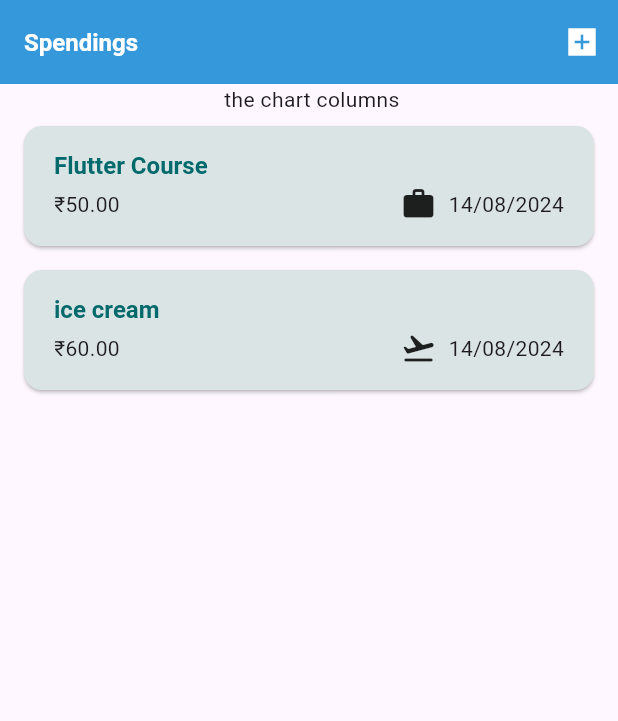
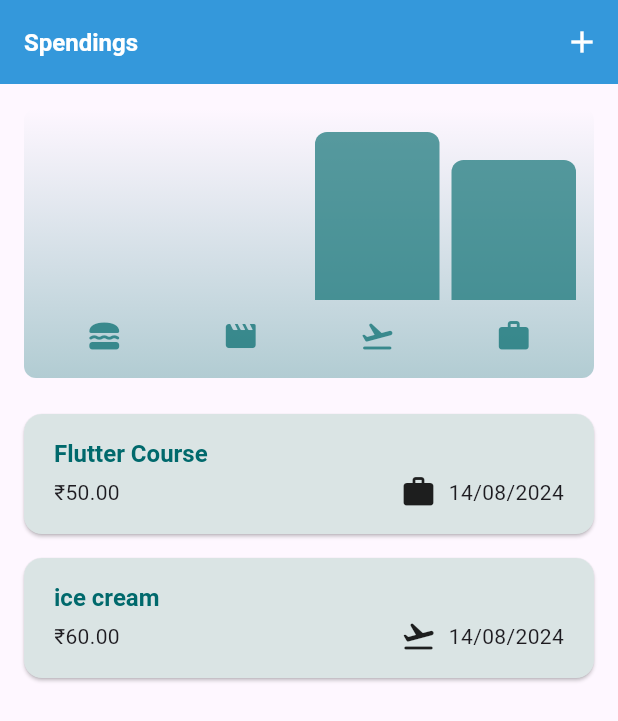
Before and after one commit to PranavPaliwal/Spendings, a Flutter app: the screen it shows after launch, on a phone screen of 412 x 824 dp. Shown: the top 721 px of the screen. Run offline on Flutter 3.47's test engine with Material 3 defaults, Android fonts, the phone set to English and light mode, and no system bars.

Commit message:
Development Phase Commit

```diff
--- a/lib/main.dart
+++ b/lib/main.dart
@@ -5,9 +5,31 @@ var kColorScheme = ColorScheme.fromSeed(
   seedColor:const Color(0xFF48B5B8), // Blue-green seed color
 );
 
+var kDarkColorScheme=ColorScheme.fromSeed(
+  brightness: Brightness.dark,
+
+  seedColor: const Color.fromARGB(255, 5, 99, 125),
+  );
+
+
 void main() {
   runApp(
     MaterialApp(
+      darkTheme: ThemeData.dark().copyWith(
+        colorScheme: kDarkColorScheme,
+         cardTheme: CardTheme().copyWith(
+          color: kDarkColorScheme.surfaceVariant,
+          margin: const EdgeInsets.symmetric(
+            horizontal: 16,
+            vertical: 8,)
+          ),
+          elevatedButtonTheme: ElevatedButtonThemeData(
+          style: ElevatedButton.styleFrom(
+            backgroundColor: kColorScheme.primary,
+            foregroundColor: Colors.white, // White text color for better visibility
+          ),
+        ),
+      ),
       theme: ThemeData().copyWith(
         colorScheme: kColorScheme,
         appBarTheme: const AppBarTheme().copyWith(
@@ -35,6 +57,7 @@ void main() {
           ),
         ),
       ),
+      // themeMode: ThemeMode.system,//
       home: const Expenses(),
     ),
   );
--- a/lib/models/expense.dart
+++ b/lib/models/expense.dart
@@ -34,3 +34,27 @@ class Expense {
     return formatter.format(date);
   }
 }
+
+class ExpenseBucket{
+
+ const ExpenseBucket({
+  required this.expenses,
+  required this.category,
+  });
+
+  ExpenseBucket.forCategory(List<Expense> allExpense, this.category)
+  : expenses = allExpense.where((expense) => expense.category == category).toList();
+
+
+  final List<Expense> expenses;
+  final Category category;
+
+  double get totalExpense{
+    double sum=0;
+    for (final expense in expenses) {
+      sum+=expense.amount;
+  }
+  return sum;
+
+}
+}
--- /dev/null
+++ b/lib/widgets/chart/chart.dart
@@ -0,0 +1,95 @@
+import 'package:flutter/material.dart';
+
+import 'package:spendings/widgets/chart/chart_bar.dart';
+import 'package:spendings/models/expense.dart';
+
+class Chart extends StatelessWidget {
+  const Chart({super.key, required this.expenses});
+
+  final List<Expense> expenses;
+
+  List<ExpenseBucket> get buckets {
+    return [
+      ExpenseBucket.forCategory(expenses, Category.food),
+      ExpenseBucket.forCategory(expenses, Category.leisure),
+      ExpenseBucket.forCategory(expenses, Category.travel),
+      ExpenseBucket.forCategory(expenses, Category.work),
+    ];
+  }
+
+  double get maxTotalExpense {
+    double maxTotalExpense = 0;
+
+    for (final bucket in buckets) {
+      if (bucket.totalExpense> maxTotalExpense) {
+        maxTotalExpense = bucket.totalExpense;
+      }
+    }
+
+    return maxTotalExpense;
+  }
+
+  @override
+  Widget build(BuildContext context) {
+    final isDarkMode =
+        MediaQuery.of(context).platformBrightness == Brightness.dark;
+    return Container(
+      margin: const EdgeInsets.all(16),
+      padding: const EdgeInsets.symmetric(
+        vertical: 16,
+        horizontal: 8,
+      ),
+      width: double.infinity,
+      height: 180,
+      decoration: BoxDecoration(
+        borderRadius: BorderRadius.circular(8),
+        gradient: LinearGradient(
+          colors: [
+            Theme.of(context).colorScheme.primary.withOpacity(0.3),
+            Theme.of(context).colorScheme.primary.withOpacity(0.0)
+          ],
+          begin: Alignment.bottomCenter,
+          end: Alignment.topCenter,
+        ),
+      ),
+      child: Column(
+        children: [
+          Expanded(
+            child: Row(
+              crossAxisAlignment: CrossAxisAlignment.end,
+              children: [
+                for (final bucket in buckets) // alternative to map()
+                  ChartBar(
+                    fill: bucket.totalExpense == 0
+                        ? 0
+                        : bucket.totalExpense / maxTotalExpense,
+                  )
+              ],
+            ),
+          ),
+          const SizedBox(height: 12),
+          Row(
+            children: buckets
+                .map(
+                  (bucket) => Expanded(
+                    child: Padding(
+                      padding: const EdgeInsets.symmetric(horizontal: 4),
+                      child: Icon(
+                        categoryIcons[bucket.category],
+                        color: isDarkMode
+                            ? Theme.of(context).colorScheme.secondary
+                            : Theme.of(context)
+                                .colorScheme
+                                .primary
+                                .withOpacity(0.7),
+                      ),
+                    ),
+                  ),
+                )
+                .toList(),
+          )
+        ],
+      ),
+    );
+  }
+}
--- /dev/null
+++ b/lib/widgets/chart/chart_bar.dart
@@ -0,0 +1,34 @@
+import 'package:flutter/material.dart';
+
+class ChartBar extends StatelessWidget {
+  const ChartBar({
+    super.key,
+    required this.fill,
+  });
+
+  final double fill;
+
+  @override
+  Widget build(BuildContext context) {
+    final isDarkMode =
+        MediaQuery.of(context).platformBrightness == Brightness.dark;
+    return Expanded(
+      child: Padding(
+        padding: const EdgeInsets.symmetric(horizontal: 4),
+        child: FractionallySizedBox(
+          heightFactor: fill,
+          child: DecoratedBox(
+            decoration: BoxDecoration(
+              shape: BoxShape.rectangle,
+              borderRadius:
+                  const BorderRadius.vertical(top: Radius.circular(8)),
+              color: isDarkMode
+                  ? Theme.of(context).colorScheme.secondary
+                  : Theme.of(context).colorScheme.primary.withOpacity(0.65),
+            ),
+          ),
+        ),
+      ),
+    );
+  }
+}
--- a/lib/widgets/expenses.dart
+++ b/lib/widgets/expenses.dart
@@ -1,6 +1,7 @@
 import 'package:flutter/material.dart';
 import 'package:flutter/widgets.dart';
 import 'package:spendings/models/expense.dart';
+import 'package:spendings/widgets/chart/chart.dart';
 import 'package:spendings/widgets/expense_list/exepnse_list.dart';
 import 'package:spendings/widgets/new_expense.dart';
 
@@ -85,13 +86,13 @@ class _ExpensesState extends State<Expenses> {
         actions: [
           IconButton(
             onPressed: _openAddExpenseOverlay,
-            icon: const Icon(Icons.add_box_sharp),
+            icon: const Icon(Icons.add),
           )
         ],
       ),
       body: Column(
         children: [
-          const Text(" the chart columns"),
+          Chart(expenses: _registeredExpenses),
           Expanded(
             child: mainContent,
           )
```
